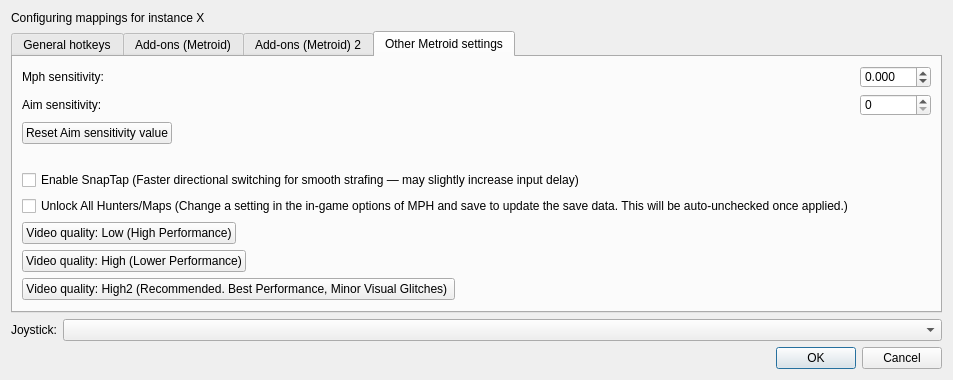
The window that src/frontend/qt_sdl/InputConfig/InputConfigDialog.ui (ag-advania/melonPrimeDS) describes before a commit, drawn with Qt 5.
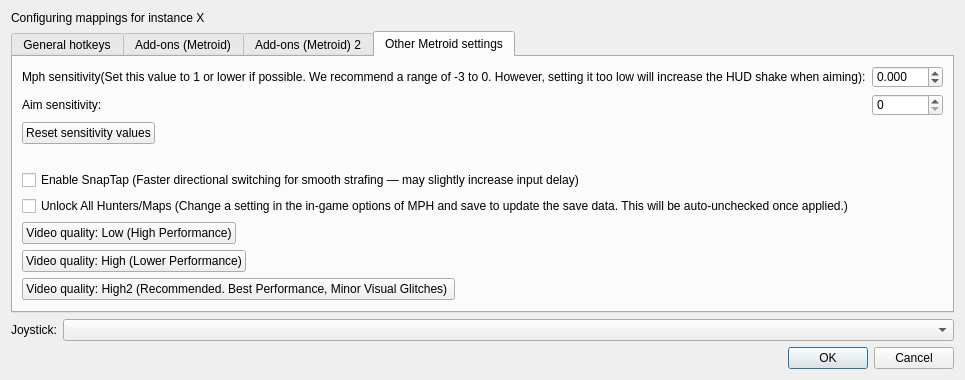
The same window after the commit. The open tabs and pages were chosen to show the change.

```diff
--- a/src/frontend/qt_sdl/InputConfig/InputConfigDialog.ui
+++ b/src/frontend/qt_sdl/InputConfig/InputConfigDialog.ui
@@ -2314,7 +2314,7 @@
 					<!-- Label for aim sensitivity -->
 					<widget class="QLabel" name="metroidMphSensitvityLabel">
 						<property name="text">
-							<string>Mph sensitivity:</string>
+							<string>Mph sensitivity(Set this value to 1 or lower if possible. We recommend a range of -3 to 0. However, setting it too low will increase the HUD shake when aiming):</string>
 						</property>
 					</widget>
 				</item>
@@ -2367,7 +2367,7 @@
 			    <item row="2" column="0">
 				    <widget class="QPushButton" name="metroidResetSensitivityValues">
 					    <property name="text">
-						    <string>Reset Aim sensitivity value</string>
+						    <string>Reset sensitivity values</string>
 					    </property>
 				    </widget>
 			    </item>
```
